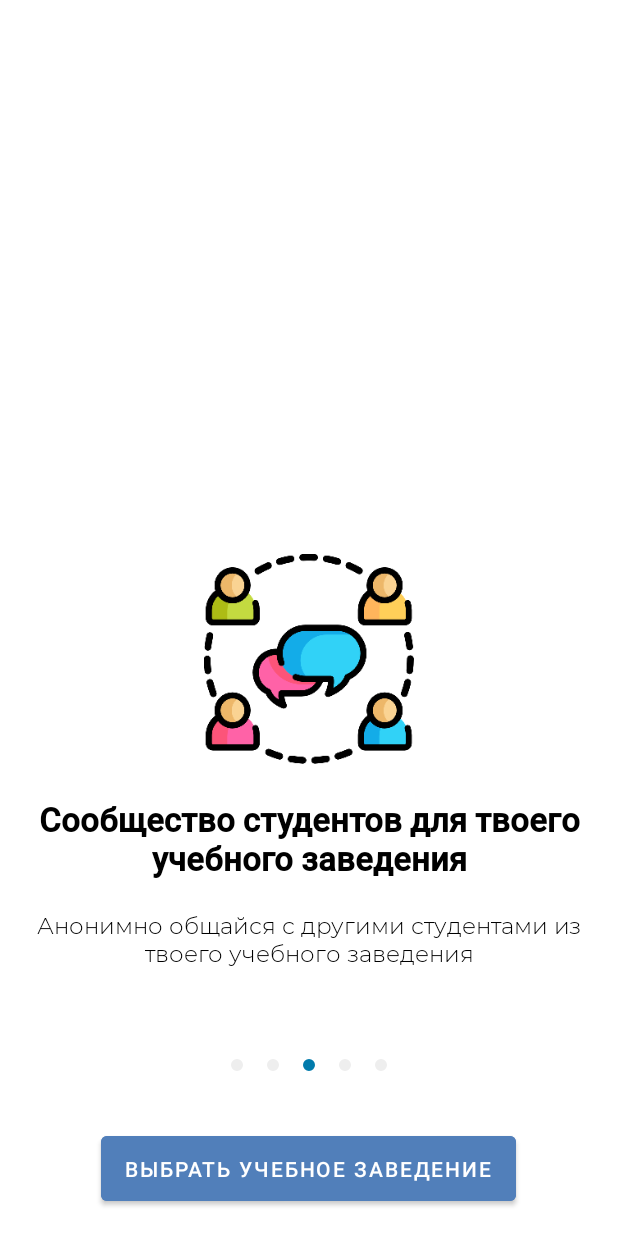
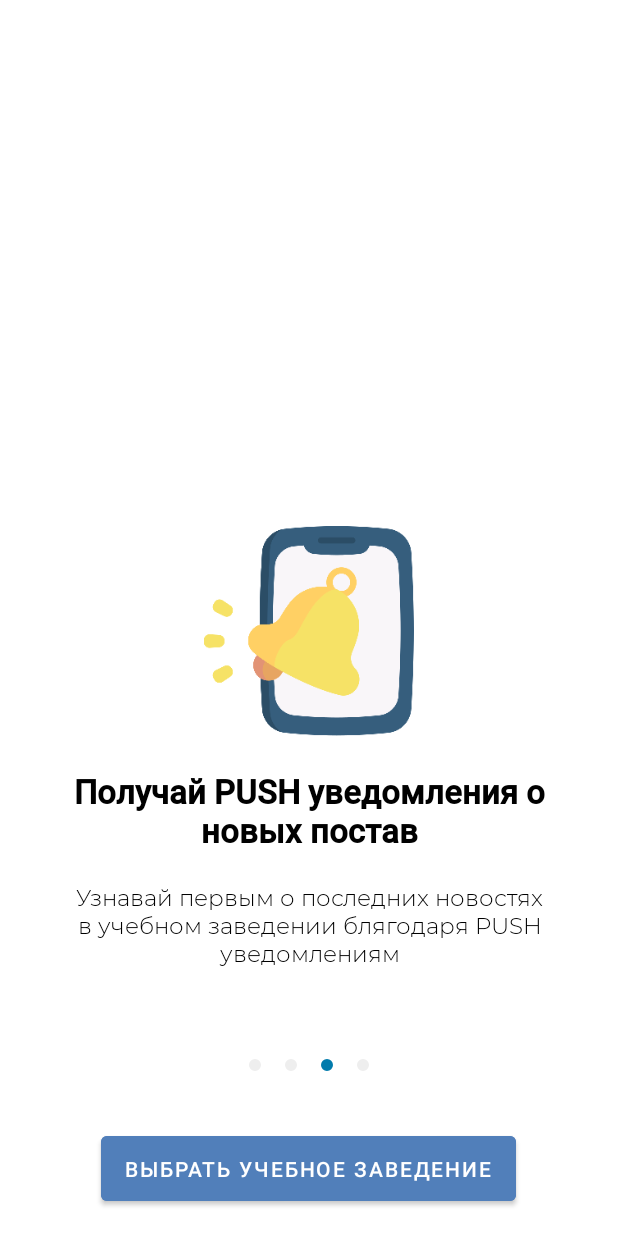
Before and after one commit to ApiBurg/CampusLive, an Android app: the screen it shows after launch (MainActivity), item 3 of the bottom bar chosen, on a phone screen of 412 x 824 dp. Run offline under Robolectric (Android 15) with nearby library versions, the phone set to English and light mode, and no system bars; our stand-ins replace Dagger/Hilt's generated code, Room's generated code; pictures from the network do not load.

Commit message:
Изменил данные для презентации

```diff
--- a/app/src/main/java/ru/campus/live/start/data/repository/StartDataSource.kt
+++ b/app/src/main/java/ru/campus/live/start/data/repository/StartDataSource.kt
@@ -1,8 +1,9 @@
 package ru.campus.live.start.data.repository
 
 import ru.campus.live.R
+import ru.campus.live.core.data.datasource.StringProvider
 import ru.campus.live.start.data.model.StartDataObject
-import ru.campus.live.core.data.datasource.StringProvider
+import javax.inject.Inject
 
 class StartDataSource(private val stringProvider: StringProvider) {
 
@@ -19,9 +20,17 @@ class StartDataSource(private val stringProvider: StringProvider) {
         model.add(
             StartDataObject(
                 id = 1,
-                title = stringProvider.get(R.string.onboard_title_one),
-                message = stringProvider.get(R.string.onboard_message_one),
-                icon = R.drawable.community
+                title = stringProvider.get(R.string.start_title_two),
+                message = stringProvider.get(R.string.start_message_two),
+                icon = R.drawable.college
+            )
+        )
+        model.add(
+            StartDataObject(
+                id = 1,
+                title = stringProvider.get(R.string.start_title_three),
+                message = stringProvider.get(R.string.start_message_three),
+                icon = R.drawable.alarm
             )
         )
         model.add(
@@ -29,23 +38,7 @@ class StartDataSource(private val stringProvider: StringProvider) {
                 id = 1,
                 title = stringProvider.get(R.string.onboard_title_one),
                 message = stringProvider.get(R.string.onboard_message_one),
-                icon = R.drawable.community
-            )
-        )
-        model.add(
-            StartDataObject(
-                id = 1,
-                title = stringProvider.get(R.string.onboard_title_one),
-                message = stringProvider.get(R.string.onboard_message_one),
-                icon = R.drawable.community
-            )
-        )
-        model.add(
-            StartDataObject(
-                id = 1,
-                title = stringProvider.get(R.string.onboard_title_one),
-                message = stringProvider.get(R.string.onboard_message_one),
-                icon = R.drawable.community
+                icon = R.drawable.forum
             )
         )
         return model
--- a/app/src/main/res/values/strings.xml
+++ b/app/src/main/res/values/strings.xml
@@ -4,6 +4,17 @@
 
     <string name="onboard_title_one">Сообщество студентов для твоего учебного заведения</string>
     <string name="onboard_message_one">Анонимно общайся с другими студентами из твоего учебного заведения</string>
+
+    <string name="start_title_two">Выбери свое учебное заведений из тысячи других</string>
+    <string name="start_message_two">Доступно для болле двух тысяч институтов и колледжей России</string>
+
+    <string name="start_title_three">Получай PUSH уведомления о новых постав</string>
+    <string name="start_message_three">Узнавай первым о последних новостях в учебном заведении блягодаря PUSH уведомлениям</string>
+
+    <string name="start_title_four">Вступай в анонимные дискуссии с другими участниками сообщества</string>
+    <string name="start_message_four">Делись анонимно своим мнением с другими студентами</string>
+
+
     <string name="start">Выбрать учебное заведение</string>
 
     <string name="error_unknown">Произошла неизвестная ошибка, повторите попытку ещё раз или обратитесь в службу поддержки</string>
```
Also changed, not shown: app/src/main/res/drawable/alarm.png (added), app/src/main/res/drawable/college.png (added), app/src/main/res/drawable/forum.png (added).
